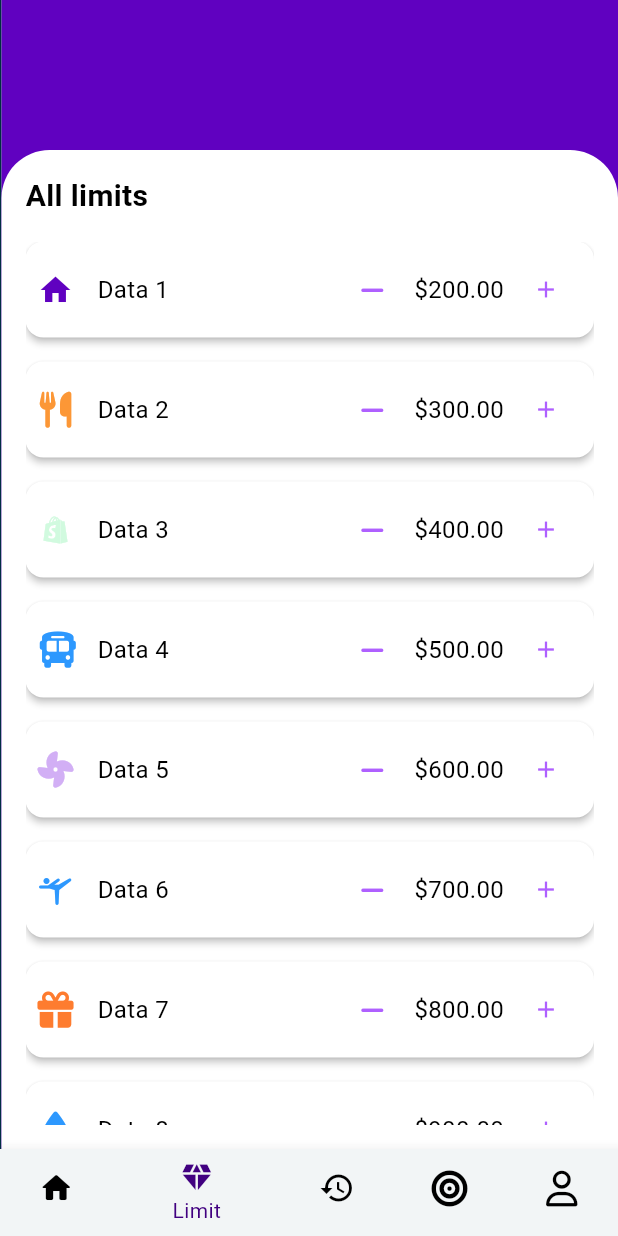
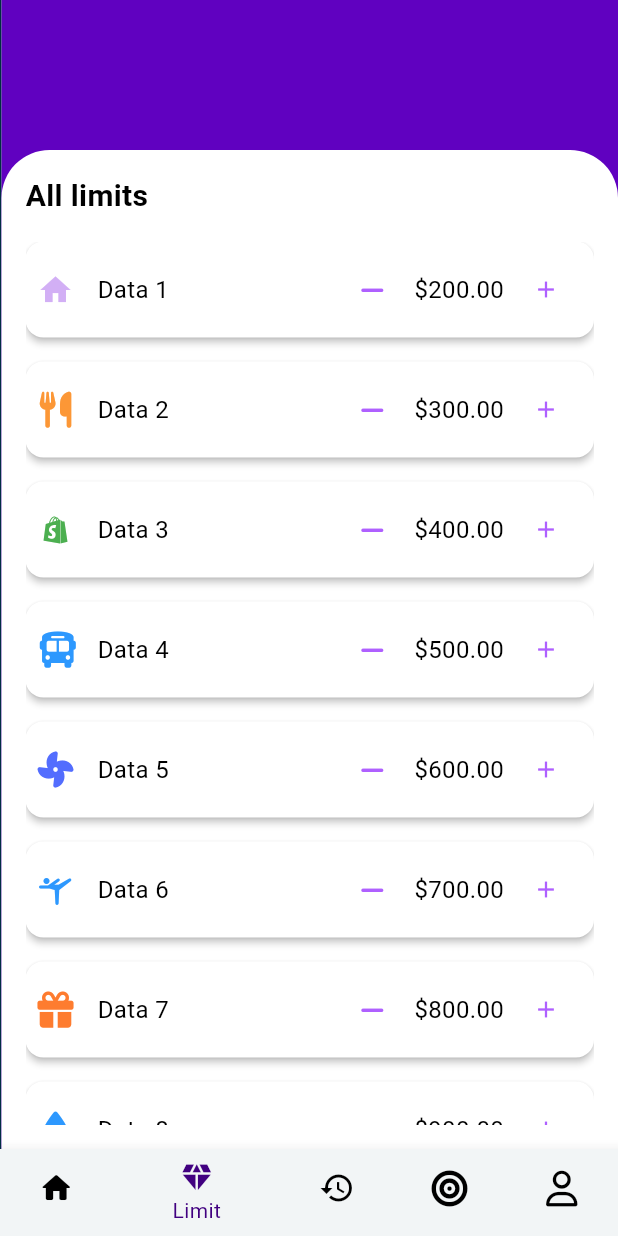
Before and after one commit to Nguyen-Loi/budge_app, a Flutter app: the MainPageBottomBar screen opened directly, item 2 of the bottom bar chosen, on a phone screen of 412 x 824 dp. Run offline on Flutter 3.47's test engine with Material 3 defaults, Android fonts, the phone set to English and light mode, and no system bars; our stand-ins replace cached_network_image, cloud_firestore, firebase_auth, firebase_core, firebase_storage, flutter_riverpod and 7 more; accounts and stored records are empty; generated files the repository leaves out were written again; network calls fail; Roboto replaces fonts that are missing (PublicSans).

Commit message:
add icon

```diff
--- /dev/null
+++ b/lib/common/widget/b_icon.dart
@@ -0,0 +1,15 @@
+import 'package:budget_app/constants/icon_data_constant.dart';
+import 'package:budget_app/models/models_widget/icon_model.dart';
+import 'package:flutter/material.dart';
+
+class BIcon extends StatelessWidget {
+  final int id;
+  final double? size;
+  const BIcon({super.key, required this.id, this.size});
+
+  IconModel get icon => IconDataConstant.getIconModel(id);
+  @override
+  Widget build(BuildContext context) {
+    return Icon(icon.iconData, color: icon.color, size: size);
+  }
+}
--- a/lib/common/widget/form/b_form_picker_icon.dart
+++ b/lib/common/widget/form/b_form_picker_icon.dart
@@ -8,13 +8,14 @@ const double _sizeIconMain = 40;
 const double _sizeIconItem = 32;
 
 class BFormPickerIcon extends FormField<IconModel> {
+  final void Function(int? iconId) onChanged;
   BFormPickerIcon({
     Key? key,
     required List<IconModel> items,
     IconModel? initialValue,
     String label = 'Icon',
     FormFieldValidator<IconModel>? validator,
-    required void Function(int? iconId) onChanged,
+    required this.onChanged,
     String? hint,
   }) : super(
           key: key,
@@ -36,7 +37,10 @@ class BFormPickerIcon extends FormField<IconModel> {
                             return _PickerIconDialog(
                                 listIcon: items, initialValue: initialValue);
                           });
-                      if (icon != null) state.didChange(icon);
+                      if (icon != null) {
+                        state.didChange(icon);
+                        onChanged(icon.id);
+                      }
                     },
                     child: Align(
                       alignment: Alignment.center,
@@ -50,7 +54,7 @@ class BFormPickerIcon extends FormField<IconModel> {
                         child: state.value == null
                             ? const _ShowItem(
                                 child: BText(
-                                  'Picker your icon',
+                                  'Choose your icon',
                                 ),
                               )
                             : _ShowItem(
@@ -114,10 +118,14 @@ class _PickerIconDialogState extends State<_PickerIconDialog> {
     return AlertDialog(
       content: SizedBox(
         width: double.maxFinite,
+        height: 300,
+        child: SingleChildScrollView(
           child: Wrap(
             spacing: 8,
             runSpacing: 8,
+            alignment: WrapAlignment.center,
             children: _listIcon.map((e) => _icon(e)).toList(),
+          ),
         ),
       ),
       actions: [
@@ -144,7 +152,8 @@ class _PickerIconDialogState extends State<_PickerIconDialog> {
 
   Widget _icon(IconModel icon) {
     bool isSelected = _selectedIcon != null && icon.id == _selectedIcon!.id;
-    return InkWell(
+    return Card(
+      child: InkWell(
         onTap: () {
           setState(() {
             if (isSelected) {
@@ -168,6 +177,7 @@ class _PickerIconDialogState extends State<_PickerIconDialog> {
             size: _sizeIconItem,
           ),
         ),
+      ),
     );
   }
 }
--- a/lib/constants/budget_icon_constant.dart
+++ /dev/null
@@ -1,24 +0,0 @@
-import 'package:budget_app/common/color_manager.dart';
-import 'package:budget_app/constants/icon_constants.dart';
-import 'package:budget_app/models/models_widget/icon_model.dart';
-
-
-class BudgetIconConstant {
-  static final List<IconModel> _listIcon = [
-    IconModel(0, IconConstants.categoryAccomodation, ColorManager.purple12),
-    IconModel(1, IconConstants.categoryEating, ColorManager.yellow),
-    IconModel(2, IconConstants.categoryShopping, ColorManager.green2),
-    IconModel(3, IconConstants.categoryTransportation, ColorManager.blue),
-    IconModel(4, IconConstants.categoryEntertainment, ColorManager.purple24),
-    IconModel(5, IconConstants.categorySport, ColorManager.blue),
-    IconModel(6, IconConstants.categoryGift, ColorManager.orange),
-    IconModel(7, IconConstants.categoryWater, ColorManager.blue),
-    IconModel(8, IconConstants.categoryElectric, ColorManager.yellow),
-  ];
-
-  static List<IconModel> get listIcon => _listIcon;
-
-  static IconModel getIconModel(int iconId) {
-    return listIcon.firstWhere((e) => e.id == iconId);
-  }
-}
--- a/lib/constants/icon_constants.dart
+++ b/lib/constants/icon_constants.dart
@@ -24,14 +24,5 @@ class IconConstants {
   static IconData history = Icons.history;
   static IconData limit = Icons.diamond;
 
-  //For budget category
-  static IconData categoryAccomodation = Icons.home;
-  static IconData categoryEating = FontAwesomeIcons.utensils;
-  static IconData categoryShopping = Icons.shopify_sharp;
-  static IconData categoryTransportation = FontAwesomeIcons.bus;
-  static IconData categoryEntertainment = FontAwesomeIcons.fan;
-  static IconData categorySport = Icons.sports_gymnastics_rounded;
-  static IconData categoryGift = FontAwesomeIcons.gift;
-  static IconData categoryWater = FontAwesomeIcons.droplet;
-  static IconData categoryElectric = FontAwesomeIcons.bolt;
+
 }
--- /dev/null
+++ b/lib/constants/icon_data_constant.dart
@@ -0,0 +1,87 @@
+import 'package:budget_app/common/color_manager.dart';
+import 'package:budget_app/constants/icon_constants.dart';
+import 'package:budget_app/models/models_widget/icon_model.dart';
+import 'package:flutter/material.dart';
+import 'package:font_awesome_flutter/font_awesome_flutter.dart';
+
+class IconDataConstant {
+  static const IconData _accomodation = Icons.home;
+  static const IconData _categoryEating = FontAwesomeIcons.utensils;
+  static const IconData _shopping = Icons.shopify_sharp;
+  static const IconData _transportation = FontAwesomeIcons.bus;
+  static const IconData _entertainment = FontAwesomeIcons.fan;
+  static const IconData _sport = Icons.sports_gymnastics_rounded;
+  static const IconData _gift = FontAwesomeIcons.gift;
+  static const IconData _water = FontAwesomeIcons.droplet;
+  static const IconData _electric = FontAwesomeIcons.bolt;
+  static const IconData _phone1 = FontAwesomeIcons.phone;
+  static const IconData _phone2 = FontAwesomeIcons.mobileScreenButton;
+  static const IconData _house1 = FontAwesomeIcons.house;
+  static const IconData _house2 = FontAwesomeIcons.houseChimney;
+  static const IconData _gift1 = FontAwesomeIcons.gift;
+  static const IconData _gift2 = FontAwesomeIcons.gifts;
+  static const IconData _car1 = FontAwesomeIcons.car;
+  static const IconData _car2 = FontAwesomeIcons.carSide;
+  static const IconData _star = FontAwesomeIcons.star;
+  static const IconData _tiktok = FontAwesomeIcons.tiktok;
+  static const IconData _music = FontAwesomeIcons.music;
+  static const IconData _bomb = FontAwesomeIcons.bomb;
+  static const IconData _poo = FontAwesomeIcons.poo;
+  static const IconData _magic = FontAwesomeIcons.wandMagicSparkles;
+  static const IconData _pen = FontAwesomeIcons.pen;
+  static const IconData _clipboard = FontAwesomeIcons.clipboard;
+  static const IconData _book = FontAwesomeIcons.book;
+  static const IconData _fire = FontAwesomeIcons.fire;
+  static const IconData _plane = FontAwesomeIcons.paperPlane;
+  static const IconData _key = FontAwesomeIcons.key;
+  static const IconData _code = FontAwesomeIcons.code;
+  static const IconData _truck = FontAwesomeIcons.truck;
+  static const IconData _wifi = FontAwesomeIcons.wifi;
+  static const IconData _fish = FontAwesomeIcons.fish;
+  static const IconData _rocket = FontAwesomeIcons.rocket;
+  static const IconData _laptop = FontAwesomeIcons.laptop;
+
+  static final List<IconModel> _listIcon = [
+    IconModel(0, _accomodation, ColorManager.purple25),
+    IconModel(1, _categoryEating, ColorManager.yellow),
+    IconModel(2, _shopping, Colors.green),
+    IconModel(3, _transportation, ColorManager.blue),
+    IconModel(4, _entertainment, Colors.indigoAccent),
+    IconModel(5, _sport, ColorManager.blue),
+    IconModel(6, _gift, ColorManager.orange),
+    IconModel(7, _water, ColorManager.blue),
+    IconModel(8, _electric, ColorManager.yellow),
+    IconModel(9, _phone1, Colors.green),
+    IconModel(10, _phone2, Colors.greenAccent),
+    IconModel(11, _house1, Colors.black),
+    IconModel(12, _house2, Colors.deepPurpleAccent),
+    IconModel(13, _gift1, Colors.blue),
+    IconModel(14, _gift2, Colors.purple),
+    IconModel(16, _car1, Colors.pink),
+    IconModel(17, _car2, Colors.black),
+    IconModel(18, _star, Colors.yellow),
+    IconModel(19, _tiktok, Colors.black),
+    IconModel(20, _music, Colors.black),
+    IconModel(21, _bomb, Colors.black),
+    IconModel(22, _poo, Colors.grey),
+    IconModel(23, _magic, Colors.purple),
+    IconModel(24, _pen, Colors.orange),
+    IconModel(25, _clipboard, Colors.lime),
+    IconModel(26, _book, Colors.cyan),
+    IconModel(27, _fire, Colors.red.shade400),
+    IconModel(28, _plane, Colors.blueAccent),
+    IconModel(29, _key, Colors.yellow),
+    IconModel(30, _code, Colors.black),
+    IconModel(31, _truck, Colors.indigo),
+    IconModel(32, _wifi, Colors.deepPurpleAccent),
+    IconModel(33, _fish, Colors.teal),
+    IconModel(34, _rocket, Colors.orangeAccent),
+    IconModel(35, _laptop, Colors.amberAccent),
+  ];
+
+  static List<IconModel> get listIcon => _listIcon;
+
+  static IconModel getIconModel(int iconId) {
+    return listIcon.firstWhere((e) => e.id == iconId);
+  }
+}
--- a/lib/features/expense/widget/expense_category.dart
+++ b/lib/features/expense/widget/expense_category.dart
@@ -1,8 +1,8 @@
 import 'package:budget_app/common/color_manager.dart';
+import 'package:budget_app/common/widget/b_icon.dart';
 import 'package:budget_app/common/widget/b_text.dart';
 import 'package:budget_app/constants/gap_constants.dart';
 import 'package:budget_app/models/budget_model.dart';
-import 'package:budget_app/models/models_widget/icon_model.dart';
 import 'package:flutter/material.dart';
 
 class ExpenseCategory extends StatefulWidget {
@@ -44,7 +44,7 @@ class _ExpenseCategoryState extends State<ExpenseCategory> {
 
   Widget _itemCategory(BudgetModel model) {
     bool isSelected =
-        _selectedItem != null && model.icon.id == _selectedItem!.icon.id;
+        _selectedItem != null && model.iconId == _selectedItem!.iconId;
     return isSelected
         ? _itemCategoryBase(model,
             backgroundColor: ColorManager.purple22,
@@ -64,7 +64,6 @@ class _ExpenseCategoryState extends State<ExpenseCategory> {
 
   Widget _itemCategoryBase(BudgetModel model,
       {required Color backgroundColor, required Color textColor}) {
-    IconModel icon = model.icon;
     return Ink(
       padding: const EdgeInsets.symmetric(vertical: 8, horizontal: 16),
       width: MediaQuery.of(context).size.width / 3 - 24,
@@ -74,10 +73,7 @@ class _ExpenseCategoryState extends State<ExpenseCategory> {
           borderRadius: const BorderRadius.all(Radius.circular(8))),
       child: Column(
         children: [
-          Icon(
-            icon.iconData,
-            color: icon.color,
-          ),
+          BIcon(id: model.iconId),
           gapH16,
           BText(model.name, fontWeight: FontWeight.bold, color: textColor)
         ],
--- a/lib/features/limit/limit_page.dart
+++ b/lib/features/limit/limit_page.dart
@@ -1,4 +1,5 @@
 import 'package:budget_app/common/color_manager.dart';
+import 'package:budget_app/common/widget/b_icon.dart';
 import 'package:budget_app/common/widget/b_text.dart';
 import 'package:budget_app/common/widget/button/b_button.dart';
 import 'package:budget_app/common/widget/with_spacing.dart';
@@ -102,7 +103,6 @@ class LimitPage extends StatelessWidget {
   }
 
   Widget _budgetItem(BudgetModel model) {
-    IconModel icon = model.icon;
     const double iconSize = 18;
     return Card(
       child: Padding(
@@ -110,7 +110,7 @@ class LimitPage extends StatelessWidget {
         child: Row(
           mainAxisAlignment: MainAxisAlignment.center,
           children: [
-            Icon(icon.iconData, color: icon.color),
+            BIcon(id: model.iconId),
             gapW16,
             BText(model.name.toString()),
             gapW16,
--- a/lib/features/limit/new_limit/new_limit_view.dart
+++ b/lib/features/limit/new_limit/new_limit_view.dart
@@ -2,7 +2,7 @@ import 'package:budget_app/common/log.dart';
 import 'package:budget_app/common/widget/form/b_form_field_text.dart';
 import 'package:budget_app/common/widget/form/b_form_modify_limit.dart';
 import 'package:budget_app/common/widget/form/b_form_picker_icon.dart';
-import 'package:budget_app/constants/budget_icon_constant.dart';
+import 'package:budget_app/constants/icon_data_constant.dart';
 import 'package:budget_app/constants/gap_constants.dart';
 import 'package:budget_app/features/base_view.dart';
 import 'package:flutter/material.dart';
@@ -40,7 +40,7 @@ class _NewLimitViewState extends State<NewLimitView> {
         BFormFieldText(_nameController, label: 'Name'),
         gapH16,
         BFormPickerIcon(
-          items: BudgetIconConstant.listIcon,
+          items: IconDataConstant.listIcon,
           onChanged: (iconId) {
             logSuccess(iconId.toString());
           },
--- a/lib/models/budget_model.dart
+++ b/lib/models/budget_model.dart
@@ -1,10 +1,8 @@
 import 'package:budget_app/common/methods.dart';
 import 'package:budget_app/common/table_constant.dart';
-import 'package:budget_app/constants/budget_icon_constant.dart';
 import 'package:budget_app/constants/field_constants.dart';
 import 'package:budget_app/core/enums/currency_type_enum.dart';
 import 'package:budget_app/models/base_model.dart';
-import 'package:budget_app/models/models_widget/icon_model.dart';
 import 'package:budget_app/models/transaction_model.dart';
 
 enum StatusBudget { safe, warning, danger }
@@ -21,7 +19,6 @@ class BudgetModel extends BaseModel {
           .map((e) => TransactionModel(e))
           .toList();
 
-  IconModel get icon => BudgetIconConstant.getIconModel(iconId);
   StatusBudget get status {
     if (currentAmount <= limit / 2) {
       return StatusBudget.safe;
```
Also changed, not shown: lib/features/goals/goals_view.dart (added, +11 -0 lines), 1 other file. Lines whose indentation alone changed are shown as unchanged.
